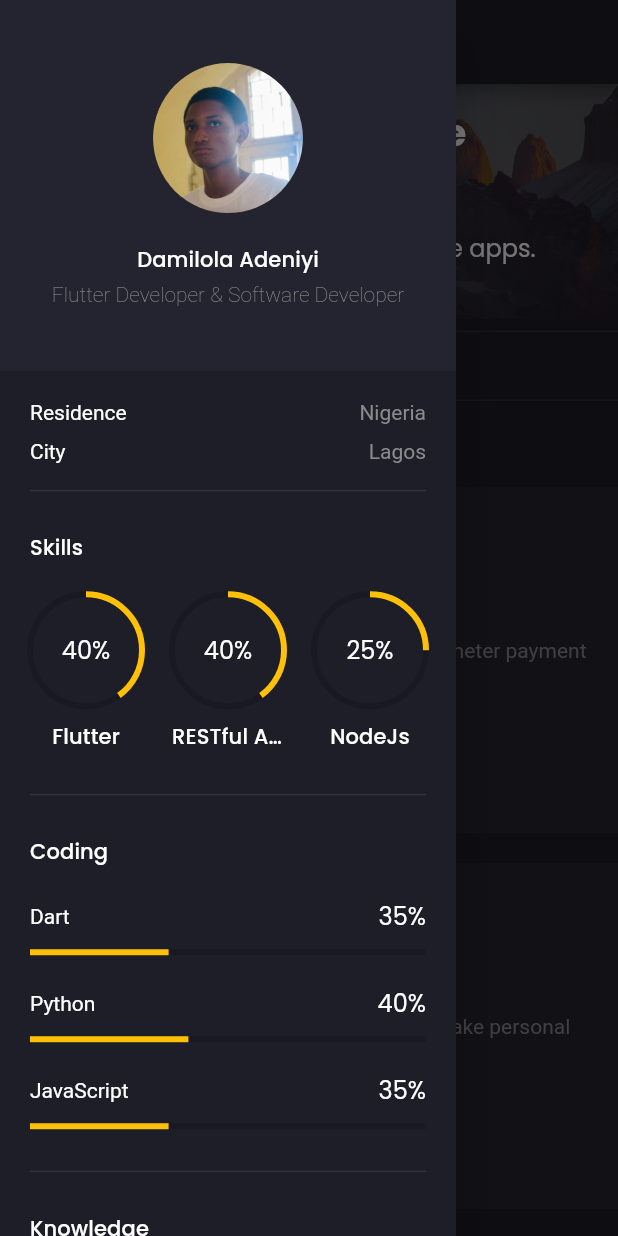
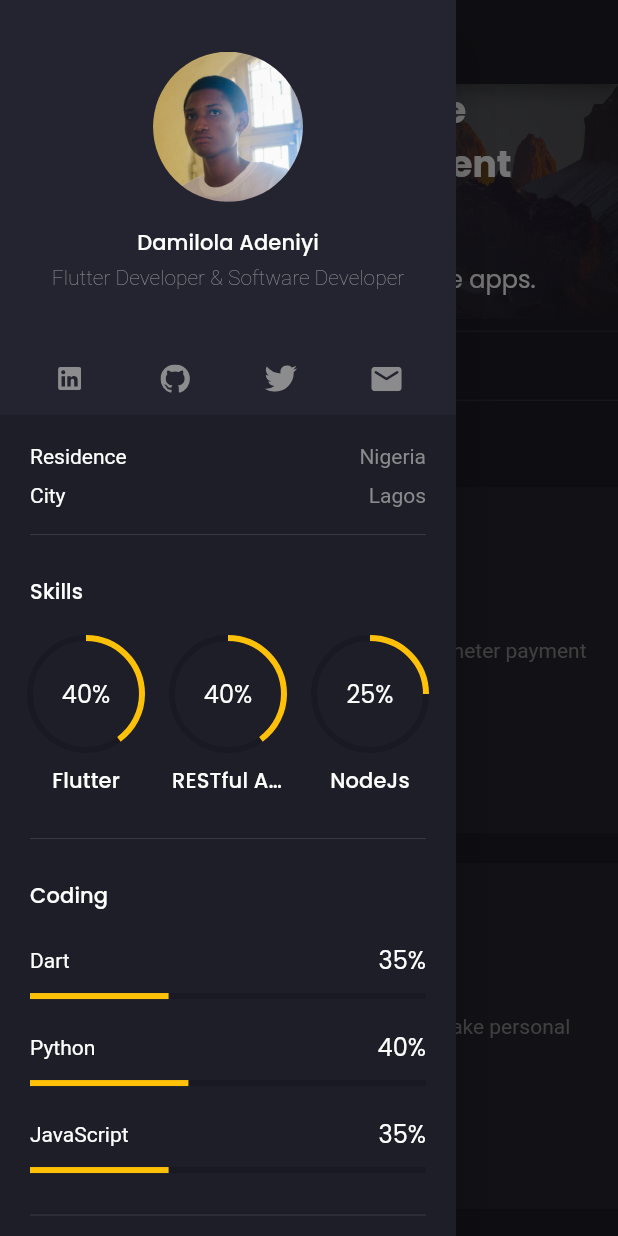
Before and after one commit to oluwadamme/Flutter-Projects, a Flutter app: the screen it shows after launch, with the side drawer open, on a phone screen of 412 x 824 dp. Run offline on Flutter 3.47's test engine with Material 2 defaults, Android fonts, the phone set to English and light mode, and no system bars; drawn by our look-alikes of animated_text_kit; our stand-ins replace firebase_auth, firebase_core, firebase_database, flare_flutter, flutter_dotenv, flutter_local_notifications and 5 more; missing offline and left inert: flutter_paystack, mailto; accounts and stored records are empty.

Commit message:
update ui design

```diff
--- a/portfolio/lib/component/info.dart
+++ b/portfolio/lib/component/info.dart
@@ -1,5 +1,8 @@
 import 'package:flutter/material.dart';
+import 'package:flutter_svg/flutter_svg.dart';
+import 'package:portfolio/screens/email.dart';
 import 'package:portfolio/utils/constant.dart';
+import 'package:url_launcher/url_launcher.dart';
 
 class AreaInfo extends StatelessWidget {
   const AreaInfo({
@@ -36,7 +39,7 @@ class MyInfo extends StatelessWidget {
   @override
   Widget build(BuildContext context) {
     return AspectRatio(
-      aspectRatio: 1.23,
+      aspectRatio: 1.1,
       child: Container(
         color: secondaryColor,
         child: Column(
@@ -51,7 +54,7 @@ class MyInfo extends StatelessWidget {
             Spacer(),
             Text(
               "Damilola Adeniyi",
-              style: Theme.of(context).textTheme.subtitle2,
+              style: Theme.of(context).textTheme.titleSmall,
             ),
             Text(
               'Flutter Developer & Software Developer',
@@ -61,6 +64,38 @@ class MyInfo extends StatelessWidget {
             Spacer(
               flex: 2,
             ),
+            Row(
+              mainAxisAlignment: MainAxisAlignment.spaceEvenly,
+              children: [
+                IconButton(
+                    onPressed: () async {
+                      String _url = 'https://www.linkedin.com/in/adeniyi-damilola-01/';
+                      if (!await launch(_url)) throw 'Could not launch $_url';
+                    },
+                    icon: SvgPicture.asset("assets/icons/linkedin.svg")),
+                IconButton(
+                    onPressed: () async {
+                      String _url = 'https://github.com/oluwadamme';
+                      if (!await launch(_url)) throw 'Could not launch $_url';
+                    },
+                    icon: SvgPicture.asset("assets/icons/github.svg")),
+                IconButton(
+                    onPressed: () async {
+                      String _url = 'https://twitter.com/etz_dammie';
+                      if (!await launch(_url)) throw 'Could not launch $_url';
+                    },
+                    icon: SvgPicture.asset("assets/icons/twitter.svg")),
+                IconButton(
+                  onPressed: () {
+                    Navigator.push(context, MaterialPageRoute(builder: (context) => EmailSender()));
+                  },
+                  icon: Icon(
+                    Icons.email_rounded,
+                    color: bodyTextColor,
+                  ),
+                ),
+              ],
+            )
           ],
         ),
       ),
--- a/portfolio/lib/main.dart
+++ b/portfolio/lib/main.dart
@@ -21,14 +21,14 @@
       debugShowCheckedModeBanner: false,
       title: 'Portfolio',
       theme: ThemeData.dark().copyWith(
-          primaryColor: primaryColor,
-          scaffoldBackgroundColor: bgColor,
-          canvasColor: bgColor,
-          textTheme: GoogleFonts.poppinsTextTheme(Theme.of(context).textTheme)
-              .apply(bodyColor: Colors.white)
-              .copyWith(
-                  bodyText1: const TextStyle(color: bodyTextColor),
-                  bodyText2: const TextStyle(color: bodyTextColor))),
+        primaryColor: primaryColor,
+        scaffoldBackgroundColor: bgColor,
+        canvasColor: bgColor,
+        textTheme: GoogleFonts.poppinsTextTheme(Theme.of(context).textTheme).apply(bodyColor: Colors.white).copyWith(
+              bodyLarge: const TextStyle(color: bodyTextColor),
+              bodyMedium: const TextStyle(color: bodyTextColor),
+            ),
+      ),
       home: const HomeScreen(
         children: [
           HomeBanner(),
--- a/portfolio/lib/screens/home_banner/home_banner.dart
+++ b/portfolio/lib/screens/home_banner/home_banner.dart
@@ -30,12 +30,16 @@ class HomeBanner extends StatelessWidget {
               mainAxisAlignment: MainAxisAlignment.center,
               children: [
                 Text(
-                  'Discover my Awesome \nArt Space!',
+                  'Discover my Awesome \nDesign and Development World!',
                   style: Responsive.isDesktop(context)
-                      ? Theme.of(context).textTheme.headline3!.copyWith(
-                          fontWeight: FontWeight.bold, color: Colors.white)
-                      : Theme.of(context).textTheme.headline5!.copyWith(
-                          fontWeight: FontWeight.bold, color: Colors.white),
+                      ? Theme.of(context)
+                          .textTheme
+                          .displaySmall!
+                          .copyWith(fontWeight: FontWeight.bold, color: Colors.white)
+                      : Theme.of(context)
+                          .textTheme
+                          .headlineSmall!
+                          .copyWith(fontWeight: FontWeight.bold, color: Colors.white),
                 ),
                 if (Responsive.isMobileLarge(context))
                   const SizedBox(
@@ -50,19 +54,14 @@ class HomeBanner extends StatelessWidget {
                     onPressed: () {
                       // String _url = 'adeniyidamilola@gmail.com';
                       // if (!await launch(_url)) throw 'Could not launch $_url';
-                      Navigator.push(
-                          context,
-                          MaterialPageRoute(
-                              builder: (context) => EmailSender()));
+                      Navigator.push(context, MaterialPageRoute(builder: (context) => EmailSender()));
                     },
                     child: const Text(
                       "Contact me",
                       style: TextStyle(color: darkColor),
                     ),
                     style: TextButton.styleFrom(
-                        padding: const EdgeInsets.symmetric(
-                            horizontal: defaultPadding * 2,
-                            vertical: defaultPadding),
+                        padding: const EdgeInsets.symmetric(horizontal: defaultPadding * 2, vertical: defaultPadding),
                         backgroundColor: primaryColor),
                   )
               ],
--- a/portfolio/lib/screens/projects/project.dart
+++ b/portfolio/lib/screens/projects/project.dart
@@ -16,10 +16,7 @@ class MyProjects extends StatelessWidget {
       children: [
         Text(
           "My Projects",
-          style: Theme.of(context)
-              .textTheme
-              .headline6!
-              .copyWith(color: Colors.white),
+          style: Theme.of(context).textTheme.titleLarge!.copyWith(color: Colors.white),
         ),
         const SizedBox(
           height: defaultPadding,
@@ -74,7 +71,12 @@ class ProjectCard extends StatelessWidget {
 
   @override
   Widget build(BuildContext context) {
-    return Container(
+    return InkWell(
+      onTap: () async {
+        String _url = project.url!;
+        if (!await launch(_url)) throw 'Could not launch $_url';
+      },
+      child: Container(
         padding: const EdgeInsets.all(defaultPadding),
         decoration: BoxDecoration(color: secondaryColor),
         child: Row(
@@ -93,7 +95,7 @@ class ProjectCard extends StatelessWidget {
                 children: [
                   Text(
                     project.title!,
-                  style: Theme.of(context).textTheme.subtitle2,
+                    style: Theme.of(context).textTheme.titleSmall,
                     overflow: TextOverflow.ellipsis,
                   ),
                   Text(
@@ -109,15 +111,14 @@ class ProjectCard extends StatelessWidget {
                       },
                       child: Text(
                         'Click Here',
-                      style: TextStyle(
-                          decoration: TextDecoration.underline,
-                          color: Colors.white),
+                        style: TextStyle(decoration: TextDecoration.underline, color: Colors.white),
                       ))
                 ],
               ),
             ),
           ],
         ),
+      ),
     );
   }
 }
--- a/portfolio/lib/screens/side_menu/side_menu.dart
+++ b/portfolio/lib/screens/side_menu/side_menu.dart
@@ -49,62 +49,13 @@ class SideMenu extends StatelessWidget {
                           children: [
                             Text(
                               "DOWNLOAD CV",
-                              style: TextStyle(
-                                  color: Theme.of(context)
-                                      .textTheme
-                                      .bodyText1!
-                                      .color),
+                              style: TextStyle(color: Theme.of(context).textTheme.bodyText1!.color),
                             ),
                             // SizedBox(width: defaultPadding / 2),
                             // SvgPicture.asset("assets/icons/download.svg")
                           ],
                         ),
                       )),
-                  Container(
-                    margin: EdgeInsets.only(top: defaultPadding),
-                    color: Color(0xFF24242E),
-                    child: Row(
-                      children: [
-                        Spacer(),
-                        IconButton(
-                            onPressed: () async {
-                              String _url =
-                                  'https://www.linkedin.com/in/adeniyi-damilola-01/';
-                              if (!await launch(_url))
-                                throw 'Could not launch $_url';
-                            },
-                            icon:
-                                SvgPicture.asset("assets/icons/linkedin.svg")),
-                        IconButton(
-                            onPressed: () async {
-                              String _url = 'https://github.com/oluwadamme';
-                              if (!await launch(_url))
-                                throw 'Could not launch $_url';
-                            },
-                            icon: SvgPicture.asset("assets/icons/github.svg")),
-                        IconButton(
-                            onPressed: () async {
-                              String _url = 'https://twitter.com/etz_dammie';
-                              if (!await launch(_url))
-                                throw 'Could not launch $_url';
-                            },
-                            icon: SvgPicture.asset("assets/icons/twitter.svg")),
-                        IconButton(
-                          onPressed: () {
-                            Navigator.push(
-                                context,
-                                MaterialPageRoute(
-                                    builder: (context) => EmailSender()));
-                          },
-                          icon: Icon(
-                            Icons.email_rounded,
-                            color: bodyTextColor,
-                          ),
-                        ),
-                        Spacer()
-                      ],
-                    ),
-                  )
                 ],
               ),
             )),
```
Also changed, not shown: portfolio/pubspec.yaml (+10 -1 lines), portfolio/pubspec.lock, 66 other files. Lines whose indentation alone changed are shown as unchanged.
